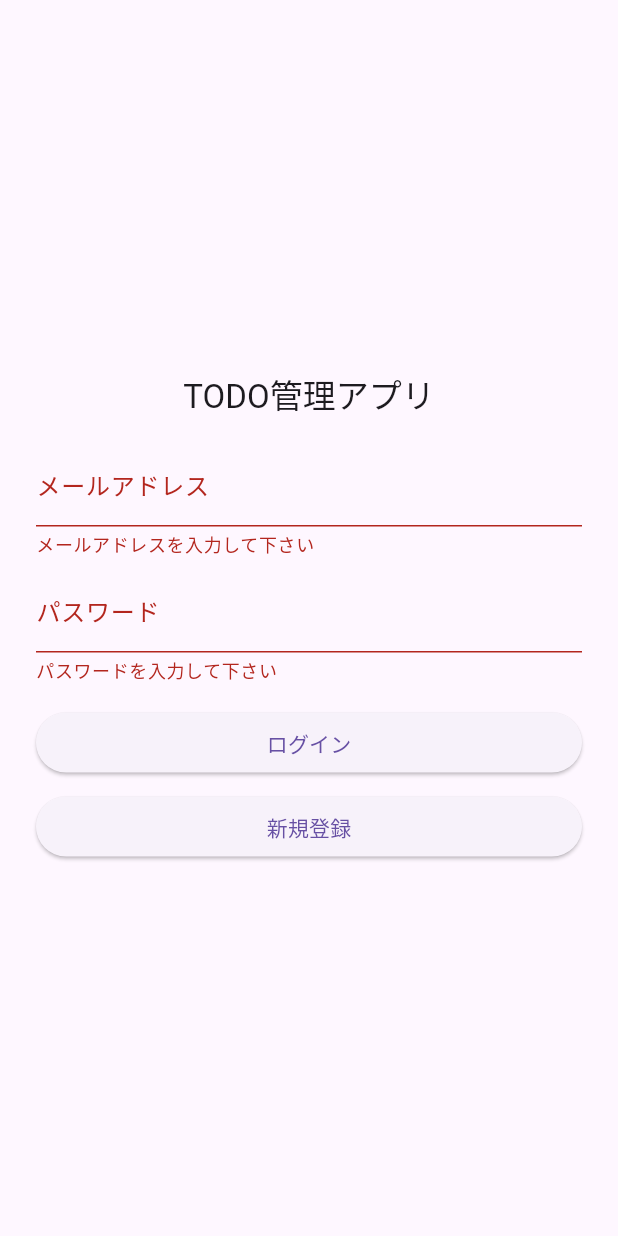
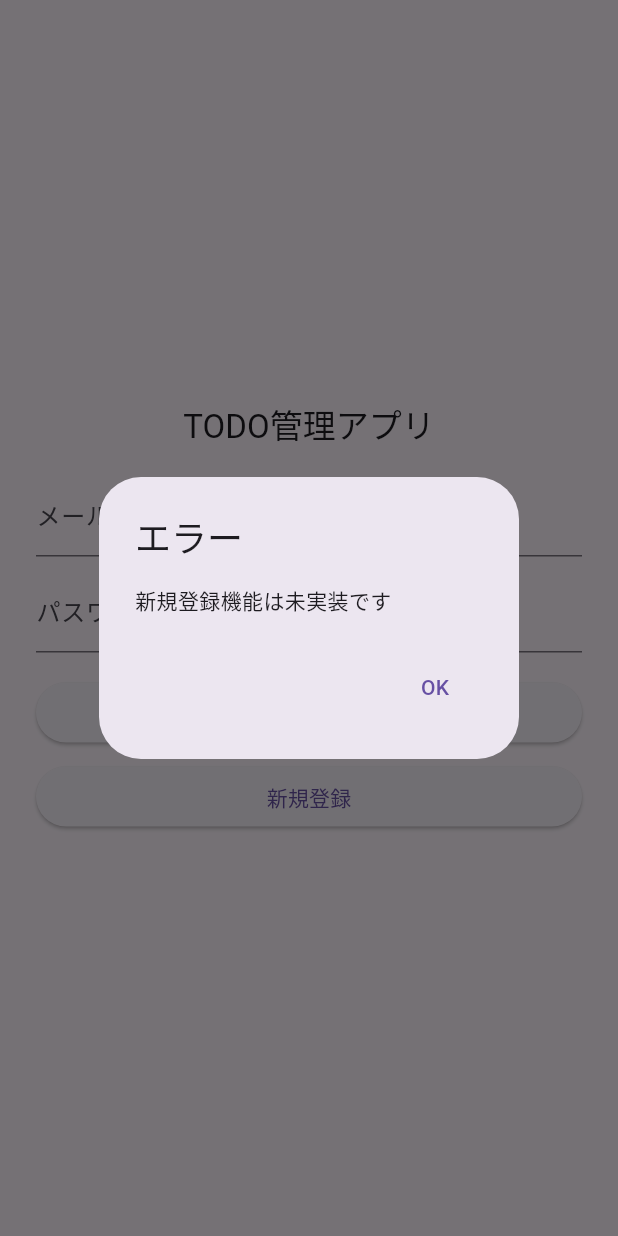
Before and after one commit to fyhw117/todomanager, a Flutter app: the screen it shows after launch, after a tap on "新規登録", on a phone screen of 412 x 824 dp. Run offline on Flutter 3.47's test engine with Material 3 defaults, Android fonts, the phone set to English and light mode, and no system bars.

Commit message:
新規登録ボタンのエラー処理を追加した

```diff
--- a/lib/sign_in_screen.dart
+++ b/lib/sign_in_screen.dart
@@ -34,10 +34,13 @@ class SignInScreen extends StatelessWidget {
                     if (value?.isEmpty == true) {
                       // 問題があるときはメッセージを返す
                       return 'メールアドレスを入力して下さい';
-                    }
+                    }else if(!(value! == "0117")){
+                      return '正しいメールアドレスを入力して下さい';
+                    }else{
                     // 問題ないときはnullを返す
                     return null;
-                  },
+                    }
+                  }
                 ),
                 SizedBox(height: 8),
                 TextFormField(
@@ -52,6 +55,8 @@ class SignInScreen extends StatelessWidget {
                     if (value?.isEmpty == true) {
                       // 問題があるときはメッセージを返す
                       return 'パスワードを入力して下さい';
+                    }else if(!(value! == '0117')){
+                      return '正しいパスワードを入力して下さい';
                     }
                     // 問題ないときはnullを返す
                     return null;
@@ -70,8 +75,21 @@ class SignInScreen extends StatelessWidget {
                 SizedBox(
                   width: double.infinity,
                   child: ElevatedButton(
-                    // 新規登録ボタンをタップしたときの処理
-                    onPressed: () => _onSignIn(context),
+                    // 新規登録ボタンをタップしたときの処理（未実装の旨を表示）
+                    onPressed: () {
+                      showDialog(
+                        context: context,
+                        builder: (c) => AlertDialog(
+                          title: const Text('エラー'),
+                          content: const Text('新規登録機能は未実装です'),
+                          actions: [
+                            TextButton(
+                              onPressed: () => Navigator.pop(c),
+                              child: const Text('OK')),
+                          ],
+                        ),
+                      );
+                    },
                     child: Text('新規登録'),
                   ),
                 ),
```
Also changed, not shown: 1 other file.
